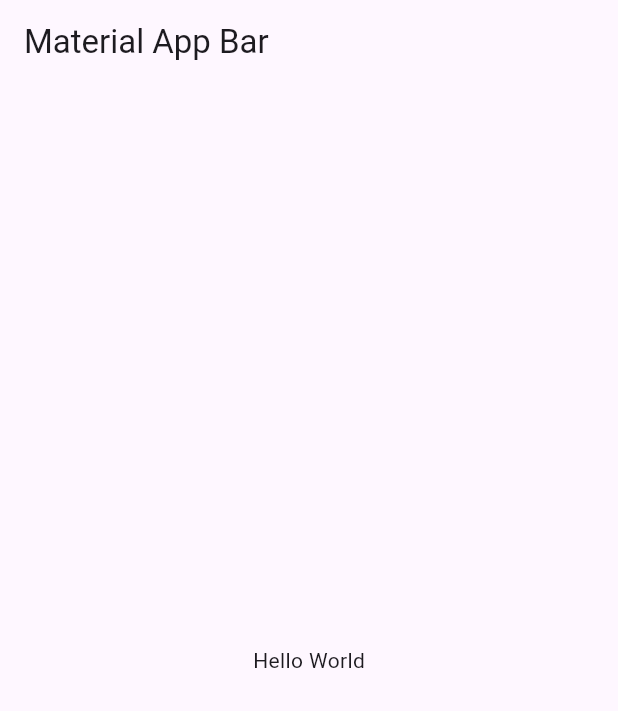
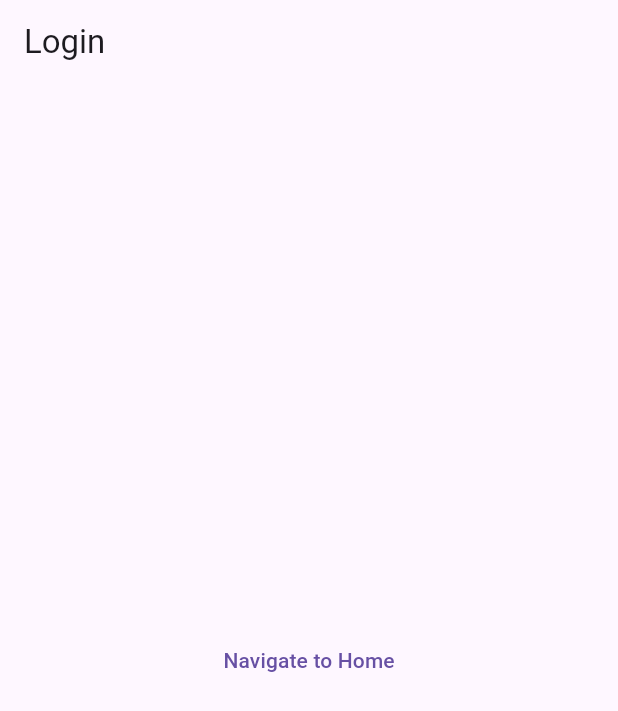
Before and after one commit to SnakeyesZell/Lupe, a Flutter app: the screen it shows after launch, on a phone screen of 412 x 824 dp. Shown: the top 711 px of the screen. Run offline on Flutter 3.47's test engine with Material 3 defaults, Android fonts, the phone set to English and light mode, and no system bars; our stand-ins replace go_router.

Commit message:
Route system implemented

```diff
--- a/analysis_options.yaml
+++ b/analysis_options.yaml
@@ -21,6 +21,7 @@ linter:
   # `// ignore_for_file: name_of_lint` syntax on the line or in the file
   # producing the lint.
   rules:
+    unnecessary_this: false
     # avoid_print: false  # Uncomment to disable the `avoid_print` rule
     # prefer_single_quotes: true  # Uncomment to enable the `prefer_single_quotes` rule
 
--- /dev/null
+++ b/lib/config/config.dart
@@ -0,0 +1,6 @@
+
+
+// -- ROUTER
+export 'router/app_router.dart';
+export 'router/app_route_names.dart';
+export 'router/app_route_paths.dart';
--- /dev/null
+++ b/lib/config/router/app_route_names.dart
@@ -0,0 +1,8 @@
+
+abstract class AppRouteNames
+{
+  static const String home     = 'home';
+  static const String login    = 'login';
+  static const String signUp   = 'signup';
+  static const String profile  = 'profile';
+}
--- /dev/null
+++ b/lib/config/router/app_route_paths.dart
@@ -0,0 +1,8 @@
+
+abstract class AppRoutePaths
+{
+  static const String home     = '/home';
+  static const String login    = '/login';
+  static const String signUp   = '/signup';
+  static const String profile  = '/profile';
+}
--- /dev/null
+++ b/lib/config/router/app_router.dart
@@ -0,0 +1,53 @@
+import 'package:flutter/material.dart';
+import 'package:go_router/go_router.dart';
+import 'package:lupe/config/config.dart';
+
+import 'package:lupe/ui/pages/pages.dart';
+
+abstract class AppRouter
+{
+  static final GlobalKey<NavigatorState> _rootNavigationKey = GlobalKey<NavigatorState>();
+  static final GlobalKey<NavigatorState> _rootNavigationHome = GlobalKey<NavigatorState>(debugLabel: 'shellHome');
+
+  static GoRouter router = GoRouter(
+    navigatorKey: _rootNavigationKey,
+    initialLocation: AppRoutePaths.login,
+    routes: <RouteBase>
+    [
+      GoRoute(
+        path: AppRoutePaths.login,
+        name: AppRouteNames.login,
+        builder: (BuildContext context, GoRouterState state) => LoginPage(key: state.pageKey),
+      ),
+      StatefulShellRoute.indexedStack(
+        branches: <StatefulShellBranch>
+        [
+          StatefulShellBranch(
+            navigatorKey: _rootNavigationHome,
+            routes: <RouteBase>
+            [
+              GoRoute(
+                path: AppRoutePaths.home,
+                name: AppRouteNames.home,
+                builder: (BuildContext context, GoRouterState state) => HomePage(key: state.pageKey),
+                // routes: <RouteBase>
+                // [
+                //   GoRoute(
+                //     path: 'subpage1',
+                //     name: 'SubPage1',
+                //     builder: (BuildContext context, GoRouterState state) => SubPage1(key: state.pageKey),
+                //   ),
+                // ],
+              ),
+            ],
+          ),
+
+        ],
+        builder: (BuildContext context, GoRouterState state, StatefulNavigationShell navigationShell)
+        {
+          return MainWraper(navigationShell: navigationShell);
+        },
+      ),
+    ]
+  );
+}
--- a/lib/main.dart
+++ b/lib/main.dart
@@ -1,4 +1,5 @@
 import 'package:flutter/material.dart';
+import 'package:lupe/config/config.dart';
 
 void main() => runApp(MyApp());
 
@@ -7,18 +8,9 @@ class MyApp extends StatelessWidget
   @override
   Widget build(BuildContext context)
   {
-    return MaterialApp(
+    return MaterialApp.router(
+      routerConfig: AppRouter.router,
       debugShowCheckedModeBanner: false,
-      home: Scaffold(
-        appBar: AppBar(
-          title: Text('Material App Bar'),
-        ),
-        body: Center(
-          child: Container(
-            child: Text('Hello World'),
-          ),
-        ),
-      ),
     );
   }
 }
--- /dev/null
+++ b/lib/ui/pages/login/login_page.dart
@@ -0,0 +1,24 @@
+import 'package:flutter/material.dart';
+import 'package:go_router/go_router.dart';
+import 'package:lupe/config/config.dart';
+
+class LoginPage extends StatelessWidget
+{
+  const LoginPage({Key? key}) : super(key: key);
+
+  @override
+  Widget build(BuildContext context)
+  {
+    return Scaffold(
+      appBar: AppBar(
+        title: const Text('Login'),
+      ),
+      body: Center(
+        child: TextButton(
+          child: const Text('Navigate to Home'),
+          onPressed: () => context.go(AppRoutePaths.home),
+        ),
+      ),
+    );
+  }
+}
--- /dev/null
+++ b/lib/ui/pages/pages.dart
@@ -0,0 +1,6 @@
+
+export 'home/home_page.dart';
+export 'login/login_page.dart';
+export 'signup/signup_page.dart';
+export 'profile/profile_page.dart';
+export 'mainwraper/main_wraper.dart';
--- a/pubspec.yaml
+++ b/pubspec.yaml
@@ -35,6 +35,10 @@ dependencies:
   # The following adds the Cupertino Icons font to your application.
   # Use with the CupertinoIcons class for iOS style icons.
   cupertino_icons: ^1.0.6
+  go_router: ^13.2.2
+  cached_network_image: ^3.3.1
+  provider: ^6.1.2
+  dio: ^5.4.2+1
 
 dev_dependencies:
   flutter_test:
```
Also changed, not shown: lib/ui/pages/home/home_page.dart (added, +23 -0 lines), lib/ui/pages/mainwraper/main_wraper.dart (added, +48 -0 lines), lib/ui/pages/profile/profile_page.dart (added, +12 -0 lines), lib/ui/pages/signup/signup_page.dart (added, +13 -0 lines), pubspec.lock, 1 other file.
